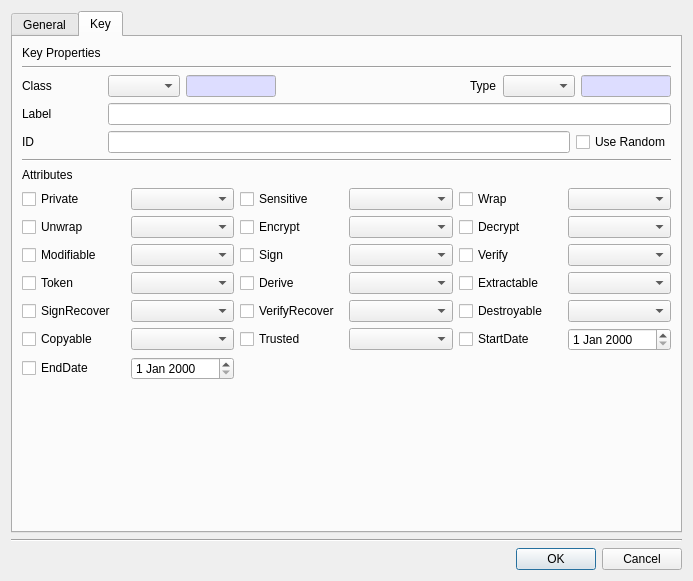
Qt form CryptokiMan/unwrap_key_dlg.ui (jykim74/CryptokiMan) before a commit.
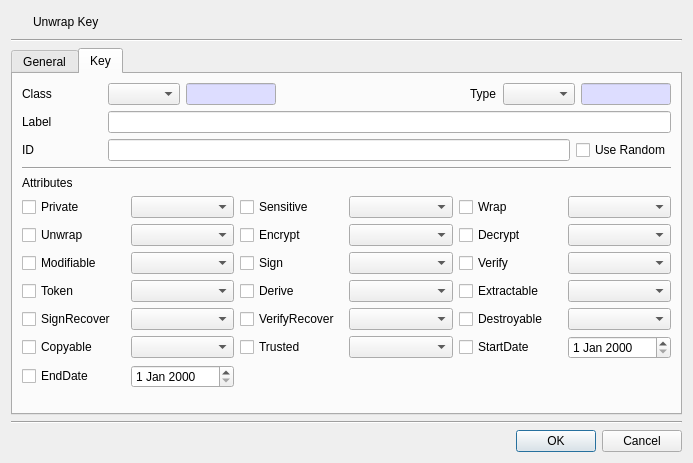
The same form after that commit. The open tabs and pages were chosen to show the change. Icons and pictures are not drawn.

```diff
--- a/CryptokiMan/unwrap_key_dlg.ui
+++ b/CryptokiMan/unwrap_key_dlg.ui
@@ -7,13 +7,57 @@
     <x>0</x>
     <y>0</y>
     <width>693</width>
-    <height>581</height>
+    <height>463</height>
    </rect>
   </property>
   <property name="windowTitle">
    <string>Unwrap key</string>
   </property>
   <layout class="QVBoxLayout" name="verticalLayout">
+   <item>
+    <layout class="QGridLayout" name="gridLayout_6">
+     <item row="0" column="0">
+      <widget class="QPushButton" name="pushButton">
+       <property name="minimumSize">
+        <size>
+         <width>16</width>
+         <height>0</height>
+        </size>
+       </property>
+       <property name="maximumSize">
+        <size>
+         <width>16</width>
+         <height>16777215</height>
+        </size>
+       </property>
+       <property name="text">
+        <string/>
+       </property>
+       <property name="icon">
+        <iconset resource="cryptokiman.qrc">
+         <normaloff>:/images/uk.png</normaloff>:/images/uk.png</iconset>
+       </property>
+       <property name="flat">
+        <bool>true</bool>
+       </property>
+      </widget>
+     </item>
+     <item row="0" column="1">
+      <widget class="QLabel" name="label_2">
+       <property name="text">
+        <string>Unwrap Key</string>
+       </property>
+      </widget>
+     </item>
+    </layout>
+   </item>
+   <item>
+    <widget class="Line" name="line_4">
+     <property name="orientation">
+      <enum>Qt::Horizontal</enum>
+     </property>
+    </widget>
+   </item>
    <item>
     <widget class="QTabWidget" name="tabWidget">
      <property name="currentIndex">
@@ -751,20 +795,6 @@
        <string>Key</string>
       </attribute>
       <layout class="QVBoxLayout" name="verticalLayout_3">
-       <item>
-        <widget class="QLabel" name="label_12">
-         <property name="text">
-          <string>Key Properties</string>
-         </property>
-        </widget>
-       </item>
-       <item>
-        <widget class="Line" name="line_4">
-         <property name="orientation">
-          <enum>Qt::Horizontal</enum>
-         </property>
-        </widget>
-       </item>
        <item>
         <layout class="QGridLayout" name="gridLayout_2">
          <property name="topMargin">
```
Left out of the diff: 6 changed lines with no effect on the pictures.
